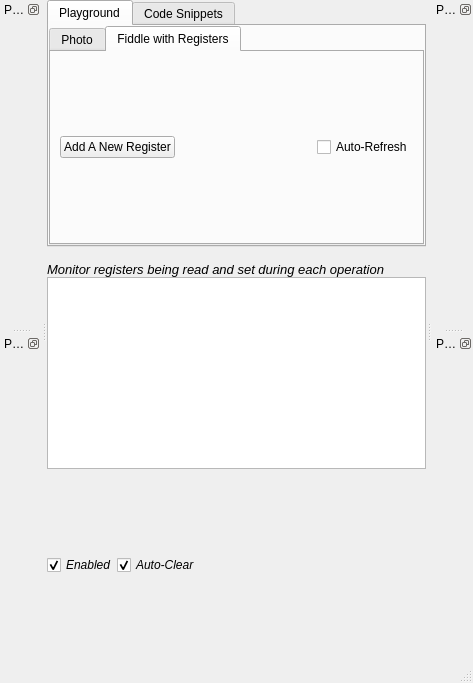
csparkresearch/KuttyPy-GUI, file utilities/templates/layout.ui: the form before one commit.
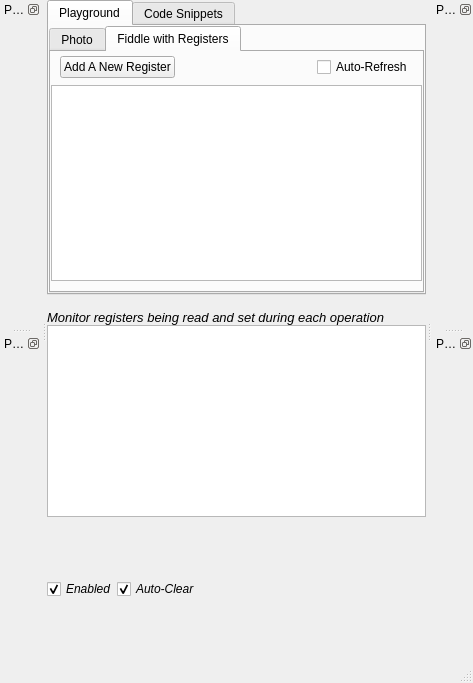
The form after the commit. The open tabs and pages were chosen to show the change. Icons and pictures are not drawn.

Commit message: drag and drop reordering for custom registers enabled

```diff
--- a/utilities/templates/layout.ui
+++ b/utilities/templates/layout.ui
@@ -30,7 +30,7 @@
     <property name="spacing">
      <number>0</number>
     </property>
-    <item row="2" column="0" rowspan="2" colspan="2">
+    <item row="3" column="0" rowspan="2" colspan="2">
      <widget class="QTextBrowser" name="log">
       <property name="sizePolicy">
        <sizepolicy hsizetype="Expanding" vsizetype="MinimumExpanding">
@@ -141,9 +141,18 @@
             <property name="spacing">
              <number>3</number>
             </property>
-            <property name="margin">
+            <property name="leftMargin">
              <number>0</number>
             </property>
+            <property name="topMargin">
+             <number>0</number>
+            </property>
+            <property name="rightMargin">
+             <number>0</number>
+            </property>
+            <property name="bottomMargin">
+             <number>10</number>
+            </property>
             <item>
              <widget class="QFrame" name="frame">
               <property name="frameShape">
@@ -193,6 +202,16 @@
               </layout>
              </widget>
             </item>
+            <item>
+             <widget class="QListWidget" name="registerList">
+              <property name="dragDropMode">
+               <enum>QAbstractItemView::InternalMove</enum>
+              </property>
+              <property name="defaultDropAction">
+               <enum>Qt::MoveAction</enum>
+              </property>
+             </widget>
+            </item>
            </layout>
           </widget>
          </widget>
@@ -280,7 +299,7 @@
       </widget>
      </widget>
     </item>
-    <item row="5" column="0">
+    <item row="6" column="0">
      <widget class="QCheckBox" name="enableLog">
       <property name="sizePolicy">
        <sizepolicy hsizetype="Minimum" vsizetype="Expanding">
@@ -302,7 +321,7 @@
       </property>
      </widget>
     </item>
-    <item row="5" column="1">
+    <item row="6" column="1">
      <widget class="QCheckBox" name="clearLog">
       <property name="sizePolicy">
        <sizepolicy hsizetype="Minimum" vsizetype="Expanding">
@@ -324,7 +343,7 @@
       </property>
      </widget>
     </item>
-    <item row="1" column="0" colspan="2">
+    <item row="2" column="0" colspan="2">
      <widget class="QLabel" name="label_2">
       <property name="minimumSize">
        <size>
```
Left out of the diff: 2 changed lines with no effect on the pictures. The commit also changes 10 other files.
